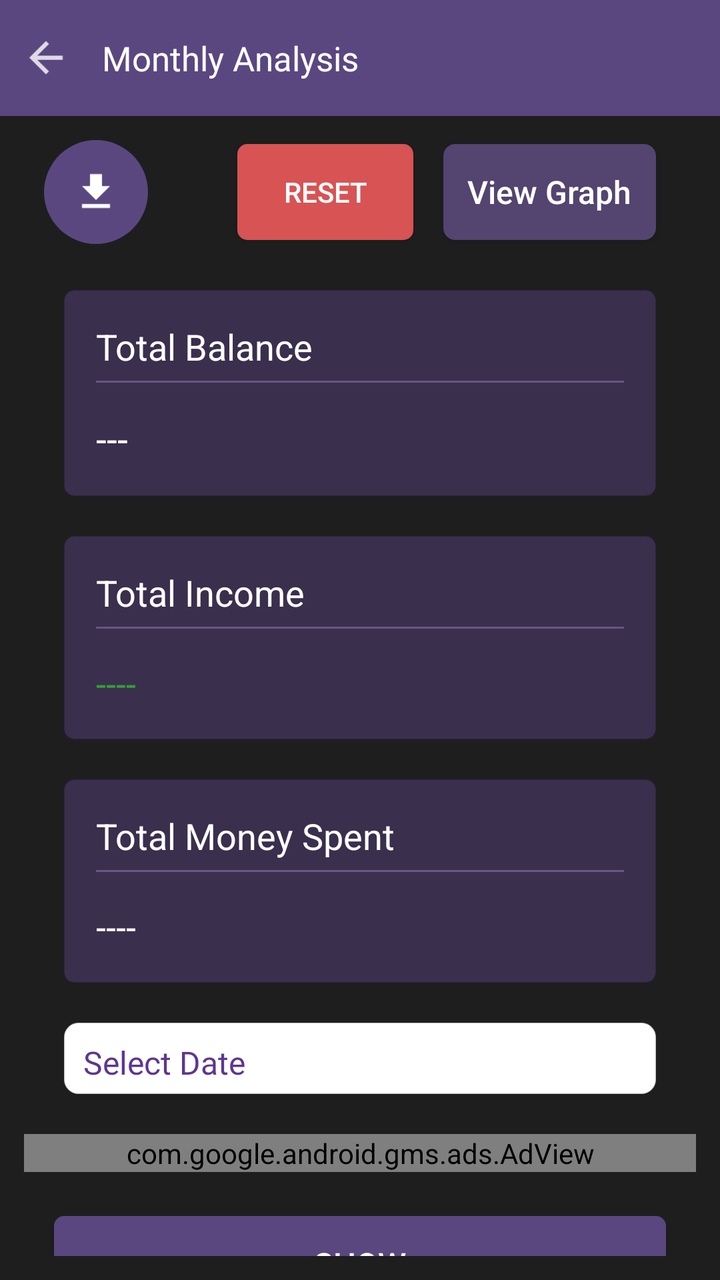
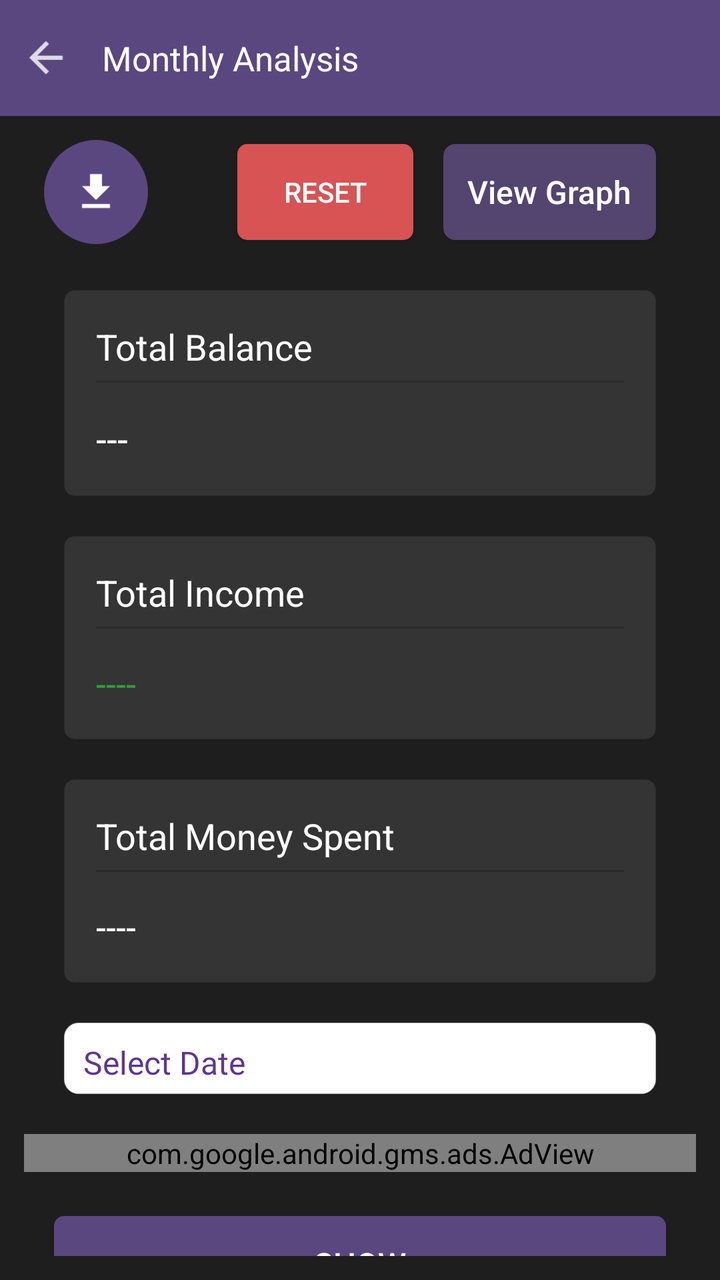

Before-and-after screenshots of an Android layout around one commit, followed by the original layout XML and the change that was made.
<!-- AndroidManifest.xml: application theme Theme.HisaabCalculator -->
<!-- res/layout/activity_monthly.xml -->
<?xml version="1.0" encoding="utf-8"?>

<LinearLayout xmlns:android="http://schemas.android.com/apk/res/android"
    xmlns:tools="http://schemas.android.com/tools"
    xmlns:ads="http://schemas.android.com/apk/res-auto"
    xmlns:app="http://schemas.android.com/apk/res-auto"
    android:layout_width="match_parent"
    android:layout_height="match_parent"
    android:orientation="vertical"
    android:id="@+id/monthly_container"
    android:background="@color/backgrounddark"
    tools:context="hisaab.store.analyser.monthly">

    
    <LinearLayout
        android:layout_width="match_parent"
        android:layout_height="@dimen/toolbarheight"
        android:id="@+id/monthly_toolbar"
        android:background="@color/primarydark"
        android:orientation="horizontal">

        <ImageView
            android:layout_width="wrap_content"
            android:minWidth="30dp"
            android:layout_height="@dimen/back_height"
            android:layout_margin="8dp"
            android:id="@+id/monthly_back"
            android:layout_gravity="center"
            android:src="@drawable/back"
            />

        <TextView
            android:layout_width="wrap_content"
            android:layout_height="match_parent"
            android:padding="5dp"
            android:id="@+id/monthly_toolbar_txt"
            android:gravity="center"
            android:fontFamily="@font/days_one"
            android:text="@string/monthly_analysis"
            android:textColor="@color/white"
            android:textSize="@dimen/toolbartextsize"/>
    </LinearLayout>

    <androidx.core.widget.NestedScrollView
        android:layout_width="match_parent"
        android:layout_height="wrap_content"
        android:padding="12dp">

        <LinearLayout
            android:layout_width="match_parent"
            android:layout_height="wrap_content"
            android:orientation="vertical"
            android:paddingBottom="16dp">

            
            <RelativeLayout
                android:layout_width="match_parent"
                android:layout_height="wrap_content"
                android:layout_marginBottom="10dp">


                <androidx.appcompat.widget.AppCompatButton
                    android:layout_width="wrap_content"
                    android:layout_height="wrap_content"
                    android:text="Reset"
                    android:layout_marginEnd="15dp"
                    android:layout_centerVertical="true"
                    android:textSize="14sp"
                    android:id="@+id/monthly_reset"
                    android:layout_toLeftOf="@id/monthly_graph"
                    android:backgroundTint="#D85353"
                    android:background="@drawable/loginbut"/>

                <androidx.appcompat.widget.AppCompatButton
                    android:layout_width="wrap_content"
                    android:layout_height="wrap_content"
                    android:text="View Graph"
                    android:id="@+id/monthly_graph"
                    android:textAllCaps="false"
                    android:layout_alignParentEnd="true"
                    android:layout_marginEnd="20dp"
                    android:textSize="16sp"
                    android:background="@drawable/loginbut2"
                    android:padding="12dp"
                    android:layout_centerVertical="true"/>

                <ImageView
                    android:layout_width="wrap_content"
                    android:layout_height="wrap_content"
                    android:src="@drawable/download"
                    android:background="@drawable/circlebut"
                    app:tint="@color/white"
                    android:id="@+id/monthlypdf"
                    android:layout_marginStart="10dp"
                    android:layout_centerVertical="true"
                    android:clickable="true"
                    android:padding="14dp"/>
            </RelativeLayout>

            
            <LinearLayout
                android:layout_width="match_parent"
                android:layout_height="wrap_content"
                android:background="@drawable/gradient_card"
                android:padding="16dp"
                android:layout_gravity="center_horizontal"
                android:id="@+id/totalbalance_layout"
                android:orientation="vertical"
                android:layout_marginHorizontal="20dp"
                android:layout_marginTop="13dp">

                <TextView
                    android:id="@+id/monavtitle"
                    android:layout_width="match_parent"
                    android:layout_height="wrap_content"
                    android:textSize="@dimen/cardtitletextsize"
                    style="@style/month_year_card_text_style"
                    android:textColor="@color/white"
                    android:text="Total Balance"/>

                <View
                    android:layout_width="match_parent"
                    android:layout_height="1dp"
                    android:background="@color/viewhrcolor"
                    android:layout_marginVertical="5dp"/>

                <TextView
                    android:id="@+id/monav"
                    android:layout_width="match_parent"
                    android:layout_height="wrap_content"
                    android:textSize="19sp"
                    android:layout_marginTop="10dp"
                    android:fontFamily="@font/poppins_medium"
                    android:textColor="@color/white"
                    android:text="---"/>
            </LinearLayout>

            
            <LinearLayout
                android:layout_width="match_parent"
                android:layout_height="wrap_content"
                android:background="@drawable/gradient_card"
                android:padding="16dp"
                android:layout_gravity="center_horizontal"
                android:id="@+id/totalincome_layout"
                android:orientation="vertical"
                android:layout_marginHorizontal="20dp"
                android:layout_marginTop="20dp">

                <TextView
                    android:id="@+id/monrectitle"
                    android:layout_width="match_parent"
                    android:layout_height="wrap_content"
                    android:textSize="@dimen/cardtitletextsize"
                    style="@style/month_year_card_text_style"
                    android:textColor="@color/white"
                    android:text="Total Income"/>

                <View
                    android:layout_width="match_parent"
                    android:layout_height="1dp"
                    android:background="@color/viewhrcolor"
                    android:layout_marginVertical="5dp"/>

                <TextView
                    android:id="@+id/monrec"
                    android:layout_width="match_parent"
                    android:layout_height="wrap_content"
                    android:fontFamily="@font/poppins_medium"
                    android:textSize="18sp"
                    android:layout_marginTop="10dp"
                    android:textColor="@color/green"
                    android:text="----"/>
            </LinearLayout>

            
            <LinearLayout
                android:layout_width="match_parent"
                android:layout_height="wrap_content"
                android:background="@drawable/gradient_card"
                android:padding="16dp"
                android:layout_gravity="center_horizontal"
                android:id="@+id/totalspent_layout"
                android:orientation="vertical"
                android:layout_marginHorizontal="20dp"
                android:layout_marginTop="20dp">

                <TextView
                    android:id="@+id/monstitle"
                    android:layout_width="match_parent"
                    android:layout_height="wrap_content"
                    android:textSize="@dimen/cardtitletextsize"
                    style="@style/month_year_card_text_style"
                    android:textColor="@color/white"
                    android:text="Total Money Spent"/>

                <View
                    android:layout_width="match_parent"
                    android:layout_height="1dp"
                    android:background="@color/viewhrcolor"
                    android:layout_marginVertical="5dp"/>

                <TextView
                    android:id="@+id/mons"
                    android:layout_width="match_parent"
                    android:layout_height="wrap_content"
                    android:textSize="18sp"
                    android:layout_marginTop="10dp"
                    android:fontFamily="@font/poppins_medium"
                    android:textColor="@color/white"
                    android:text="----"/>
            </LinearLayout>


            <LinearLayout
                android:id="@+id/display_selection_layout"
                android:layout_width="match_parent"
                android:layout_height="wrap_content"
                android:padding="6dp"
                android:layout_margin="20dp"
                android:background="@drawable/border6"
                android:layout_gravity="center"
                android:gravity="center"
                android:weightSum="3"
                android:layout_marginTop="5dp"
                android:orientation="horizontal"

                >
                <TextView
                    android:layout_width="0dp"
                    android:layout_height="wrap_content"
                    android:layout_weight="1"
                    android:text="Select Date"
                    android:textColor="@color/primarylight"
                    android:layout_gravity="center"
                    android:gravity="center"
                    android:layout_marginEnd="10dp"
                    android:id="@+id/monthly_datetitle"
                    android:layout_marginTop="2dp"
                    android:textSize="16sp"
                    android:fontFamily="@font/poppins_medium"
                    />
                <Spinner
                    android:id="@+id/spinm2"
                    android:layout_width="0dp"
                    android:layout_weight="1"
                    android:layout_height="wrap_content"
                    android:layout_marginEnd="10dp"
                    android:popupBackground="@color/white"
                    android:gravity="center_vertical"
                    android:background="@drawable/border6"
                    />



                <Spinner
                    android:id="@+id/spinm3"
                    android:layout_width="0dp"
                    android:layout_weight="1"
                    android:popupBackground="@color/white"
                    android:layout_height="wrap_content"
                    android:background="@drawable/border6"
                    />

            </LinearLayout>
            
            <com.google.android.gms.ads.AdView
                android:layout_width="match_parent"
                android:layout_height="wrap_content"
                android:id="@+id/adViewmonthly"
                android:layout_gravity="bottom"
                android:layout_marginTop="0dp"
                android:layout_marginBottom="10dp"
                ads:adSize="BANNER"
                ads:adUnitId="@string/bannerid"/>

            
            <androidx.appcompat.widget.AppCompatButton
                android:id="@+id/mondb"
                android:layout_width="match_parent"
                android:layout_height="wrap_content"
                android:layout_marginLeft="15dp"
                android:layout_marginTop="12dp"
                android:layout_marginRight="15dp"
                android:layout_gravity="center"
                android:layout_marginBottom="64dp"
                android:background="@drawable/loginbut"
                android:padding="12dp"
                android:text="@string/display"
                android:textColor="@color/white"
                android:textSize="16sp" />
        </LinearLayout>
    </androidx.core.widget.NestedScrollView>
</LinearLayout>
<!-- resources referenced by this layout -->
<resources>
  <color name="backgrounddark"> #1E1E1F</color>
  <color name="green">#31A135</color>
  <color name="primarydark">#5A4780</color>
  <color name="primarylight">#5E368F</color>
  <color name="viewhrcolor">#675783</color>
  <color name="white">#FFFFFFFF</color>
  <dimen name="back_height">25dp</dimen>
  <dimen name="cardtitletextsize">18sp</dimen>
  <dimen name="toolbarheight">58dp</dimen>
  <dimen name="toolbartextsize">17sp</dimen>
  <!-- drawable back (drawable-anydpi) -->
  <vector xmlns:android="http://schemas.android.com/apk/res/android"
      android:width="24dp"
      android:height="24dp"
      android:viewportWidth="24"
      android:viewportHeight="24"
      android:tint="#FFFFFF"
      android:alpha="0.8"
      android:autoMirrored="true">
    <path
        android:fillColor="@android:color/white"
        android:pathData="M20,11H7.83l5.59,-5.59L12,4l-8,8 8,8 1.41,-1.41L7.83,13H20v-2z"/>
  </vector>
  <!-- drawable border6 (drawable) -->
  <?xml version="1.0" encoding="utf-8"?>
  
  <shape xmlns:android="http://schemas.android.com/apk/res/android" android:shape="rectangle">
      <stroke
          android:color="#BCBBBB"
          android:width="0.08dp"
          />
  <solid android:color="@color/white"
      />
      <corners
          android:radius="7dp"
          />
  
  </shape>
  <!-- drawable circlebut (drawable) -->
  <?xml version="1.0" encoding="utf-8"?>
  
  <shape xmlns:android="http://schemas.android.com/apk/res/android" android:shape="rectangle">
  
      <solid android:color="@color/primarydark"/>
  
      <corners
          android:radius="250dp"
          />
  
  </shape>
  <!-- drawable download (drawable) -->
  <vector android:height="24dp" android:tint="#FFFFFF"
      android:viewportHeight="24" android:viewportWidth="24"
      android:width="24dp" xmlns:android="http://schemas.android.com/apk/res/android">
      <path android:fillColor="@android:color/white" android:pathData="M19,9h-4V3H9v6H5l7,7 7,-7zM5,18v2h14v-2H5z"/>
  </vector>
  <!-- drawable gradient_card (drawable) -->
  <?xml version="1.0" encoding="utf-8"?>
  <shape xmlns:android="http://schemas.android.com/apk/res/android"
      android:shape="rectangle">
  <solid android:color="#3A2F4D"/>
      <corners android:radius="5dp"/>  
      <stroke android:color="#2E2343"
          android:width="0.3dp"
          />
  </shape>
  <!-- drawable loginbut (drawable) -->
  <?xml version="1.0" encoding="utf-8"?>
  <shape xmlns:android="http://schemas.android.com/apk/res/android" android:shape="rectangle">
      <solid android:color="@color/primarydark"/>
      <corners android:radius="5dp"/>
  
  </shape>
  <!-- drawable loginbut2 (drawable) -->
  <?xml version="1.0" encoding="utf-8"?>
  
  <shape xmlns:android="http://schemas.android.com/apk/res/android" android:shape="rectangle">
      <solid android:color="@color/cardtextcolorgray2"/>
      <corners android:radius="6dp"/>
  
  </shape>
  <string name="bannerid">ca-app-pub-6363323342247820/3625494200</string>
  <string name="display">Show</string>
  <string name="monthly_analysis">Monthly Analysis</string>
  <style name="month_year_card_text_style">
  
      </style>
  <color name="cardtextcolorgray2">#534470</color>
  <color name="purple_700">#E4E4E4</color>
  <color name="itemdark">#FF03DAC5</color>
  <color name="teal_700">#FF018786</color>
  <color name="black">#FF000000</color>
  <!-- unchanged entries left out for length: 1 -->
</resources>

<!-- the commit's change to res/layout/activity_monthly.xml (unified diff, before → after) -->
@@ -121,7 +121,8 @@
                 <View
                     android:layout_width="match_parent"
                     android:layout_height="1dp"
-                    android:background="@color/viewhrcolor"
+                    android:id="@+id/monthlyhr1"
+                    android:background="@color/surfacedark"
                     android:layout_marginVertical="5dp"/>
 
                 <TextView
@@ -159,7 +160,8 @@
                 <View
                     android:layout_width="match_parent"
                     android:layout_height="1dp"
-                    android:background="@color/viewhrcolor"
+                    android:id="@+id/monthlyhr2"
+                    android:background="@color/surfacedark"
                     android:layout_marginVertical="5dp"/>
 
                 <TextView
@@ -197,7 +199,8 @@
                 <View
                     android:layout_width="match_parent"
                     android:layout_height="1dp"
-                    android:background="@color/viewhrcolor"
+                    android:id="@+id/monthlyhr3"
+                    android:background="@color/surfacedark"
                     android:layout_marginVertical="5dp"/>
 
                 <TextView
<!-- resource entries referenced after the edit -->
@@ -4,7 +4,7 @@
   <color name="green">#31A135</color>
   <color name="primarydark">#5A4780</color>
   <color name="primarylight">#5E368F</color>
-  <color name="viewhrcolor">#675783</color>
+  <color name="surfacedark">#2B2A2A</color>
   <color name="white">#FFFFFFFF</color>
   <dimen name="back_height">25dp</dimen>
   <dimen name="cardtitletextsize">18sp</dimen>
@@ -60,10 +60,10 @@
   <?xml version="1.0" encoding="utf-8"?>
   <shape xmlns:android="http://schemas.android.com/apk/res/android"
       android:shape="rectangle">
-  <solid android:color="#3A2F4D"/>
+  <solid android:color="@color/surface"/>
       <corners android:radius="5dp"/>  
-      <stroke android:color="#2E2343"
-          android:width="0.3dp"
+      <stroke android:color="@color/surfacedark"
+          android:width="0.07dp"
           />
   </shape>
   <!-- drawable loginbut (drawable) -->
@@ -87,6 +87,7 @@
   <style name="month_year_card_text_style">
   
       </style>
+  <color name="surface">#343435</color>
   <color name="cardtextcolorgray2">#534470</color>
   <color name="purple_700">#E4E4E4</color>
   <color name="itemdark">#FF03DAC5</color>
